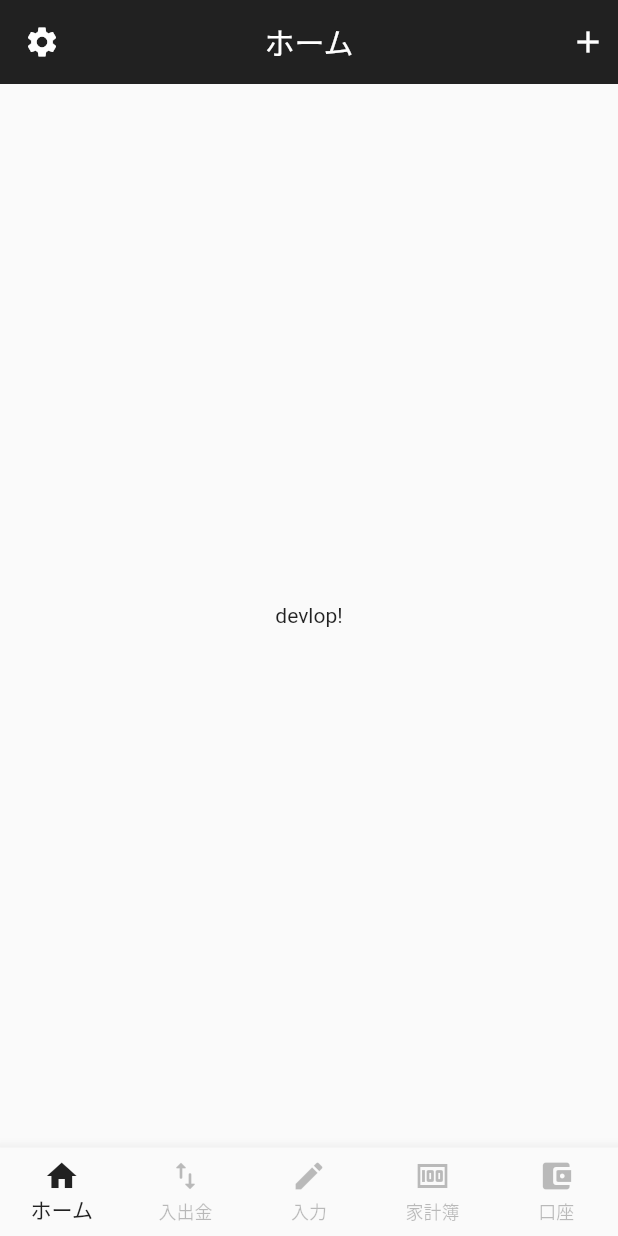
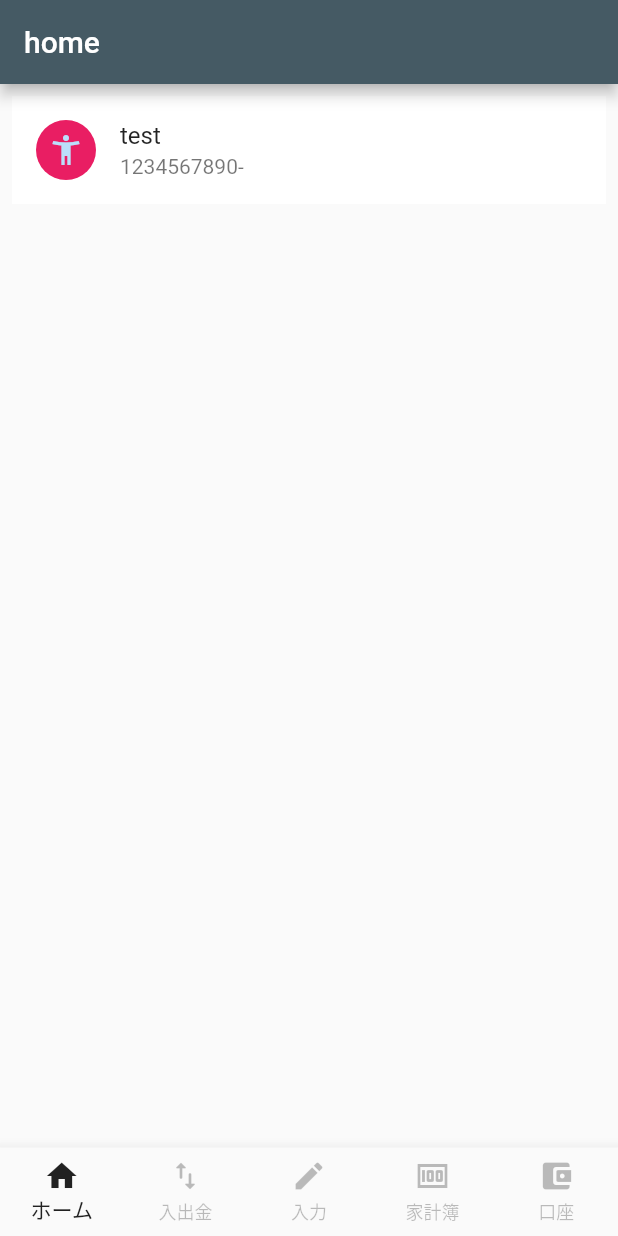
Before and after one commit to Hiroshi0900/house_hold_ios, a Flutter app: the screen it shows after launch, on a phone screen of 412 x 824 dp. Run offline on Flutter 3.47's test engine with Material 2 defaults, Android fonts, the phone set to English and light mode, and no system bars; drawn by our look-alikes of flutter_slidable.

Commit message:
ヘッダー追加

```diff
--- /dev/null
+++ b/lib/common/views/tile.dart
@@ -0,0 +1,81 @@
+import 'package:flutter/material.dart';
+import 'package:flutter_slidable/flutter_slidable.dart';
+import '../../routes/import_export/detail.dart';
+
+class Tile extends StatelessWidget {
+  // 引数でうけとる
+  IconData icon;
+  String username;
+  String message;
+  // コンストラクト
+  Tile({
+    IconData icon,
+    String username,
+    String message,
+  }) {
+    this.icon = icon;
+    this.username = username;
+    this.message = message;
+  }
+  // 画面遷移イベント
+  // void goDetail(BuildContext context){
+  //   Navigator.push(context, MaterialPageRoute(builder: ()=> Detail()))
+  // }
+
+  @override
+  Widget build(BuildContext context) {
+    return Slidable(
+      actionPane: SlidableDrawerActionPane(),
+      actionExtentRatio: 0.20,
+      child: Container(
+        color: Colors.white,
+        child: ListTile(
+          leading: CircleAvatar(
+            child: Icon(this.icon),
+            backgroundColor: Colors.pink,
+          ),
+          title: Text(this.username),
+          subtitle: Text(this.message),
+          onTap: () => {
+            Navigator.push(
+                context,
+                MaterialPageRoute(
+                    builder: (context) => Detail(
+                          detailName: this.username,
+                        )))
+          },
+        ),
+      ),
+      actions: <Widget>[
+        IconSlideAction(
+          color: Colors.blue,
+          icon: Icons.flash_off,
+          onTap: () => {},
+        ),
+        IconSlideAction(
+          color: Colors.indigo,
+          icon: Icons.volume_off,
+          onTap: () => {},
+        ),
+      ],
+      secondaryActions: <Widget>[
+        IconSlideAction(
+          color: Colors.black45,
+          iconWidget: Text(
+            "非表示",
+            style: TextStyle(color: Colors.white),
+          ),
+          onTap: () => {},
+        ),
+        IconSlideAction(
+          color: Colors.red,
+          iconWidget: Text(
+            "非表示",
+            style: TextStyle(color: Colors.white),
+          ),
+          onTap: () => {},
+        ),
+      ],
+    );
+  }
+}
--- a/lib/main.dart
+++ b/lib/main.dart
@@ -1,7 +1,7 @@
 import 'package:flutter/material.dart';
-import 'package:house_hold_app/common/views/header.dart';
-import './common/views/header.dart';
-import './common/views/footer.dart';
+import './root.dart';
+// import './common/views/header.dart';
+// import './common/views/footer.dart';
 
 void main() {
   runApp(MainApp());
@@ -12,11 +12,9 @@ class MainApp extends StatelessWidget {
   Widget build(BuildContext context) {
     return MaterialApp(
       debugShowCheckedModeBanner: false, // Debugの表示をオフにする
-      home: Scaffold(
-        appBar: Header(),
-        body: Center(child: Text('devlop!')),
-        bottomNavigationBar: Footer(),
-      ),
+      home: RootWidget(),
+      title: 'Demo',
+      theme: ThemeData(primaryColor: Colors.blueGrey[700]),
     );
   }
 }
--- /dev/null
+++ b/lib/root.dart
@@ -0,0 +1,106 @@
+import 'package:flutter/material.dart';
+import 'package:flutter/cupertino.dart';
+import './common/util/Constants.dart';
+
+// ===== 各画面のWidgetをインポート ===== //
+import 'routes/bank_route.dart';
+import 'routes/home_route.dart';
+import 'routes/import_export_route.dart';
+import 'routes/input_route.dart';
+import 'routes/wallet_route.dart';
+// ================================== //
+
+// 動的に変動するのでステートフルウィジェット
+class RootWidget extends StatefulWidget {
+  // コンストラクト
+  RootWidget({Key key}) : super(key: key);
+  @override
+  _RootWidgetState createState() => _RootWidgetState();
+}
+
+class _RootWidgetState extends State<RootWidget> {
+  // 選択箇所のインデックス
+  int _selectedIndex = 0;
+  // ナビゲーションバーウィジェット
+  final _bottomNavigationBarItems = <BottomNavigationBarItem>[];
+  // アイコン
+  static const _footerIcons = [
+    Icons.home,
+    Icons.import_export_rounded,
+    Icons.create,
+    Icons.money,
+    Icons.account_balance_wallet_rounded
+  ];
+  // アイコン文字列
+  static const _footerItemName = ['ホーム', '入出金', '入力', '家計簿', '口座'];
+
+  // ルート
+  var _routes = [
+    Home(),
+    ImportExport(),
+    Input(),
+    Bank(),
+    Wallet(),
+  ];
+
+  @override
+  void initState() {
+    // 初期処理
+    super.initState();
+    // フッター要素の格納
+    _bottomNavigationBarItems.add(_UpdateActiveState(_selectedIndex));
+    for (var i = 1; i < _footerIcons.length; i++) {
+      _bottomNavigationBarItems.add(_UpdateDeactiveState(i));
+    }
+  }
+
+  // インデックスのアイテムを活性にする
+  BottomNavigationBarItem _UpdateActiveState(int index) {
+    return BottomNavigationBarItem(
+      icon: Icon(
+        _footerIcons[index],
+        color: kActiveColor,
+      ),
+      label: _footerItemName[index],
+    );
+  }
+
+  // インデックスのアイテムを非活性にする
+  BottomNavigationBarItem _UpdateDeactiveState(int index) {
+    return BottomNavigationBarItem(
+      icon: Icon(
+        _footerIcons[index],
+        color: kDeActiveColor,
+      ),
+      label: _footerItemName[index],
+    );
+  }
+
+  // アイコンクリック処理
+  void _onItemTap(int index) {
+    setState(() {
+      _bottomNavigationBarItems[_selectedIndex] =
+          _UpdateDeactiveState(_selectedIndex);
+      _bottomNavigationBarItems[index] = _UpdateActiveState(index);
+      _selectedIndex = index;
+    });
+  }
+
+  @override
+  Widget build(BuildContext context) {
+    return Scaffold(
+      body: _routes.elementAt(_selectedIndex),
+      bottomNavigationBar: BottomNavigationBar(
+        // BottomNavigationBarType.fixedを指定しないと3つまでしか出せない
+        type: BottomNavigationBarType.fixed,
+        items: _bottomNavigationBarItems,
+        currentIndex: _selectedIndex,
+        // onTapはタップイベント
+        onTap: _onItemTap,
+        // 活性化の文字色
+        selectedItemColor: kActiveColor,
+        unselectedItemColor: kDeActiveColor,
+      ),
+    );
+  }
+}
--- /dev/null
+++ b/lib/routes/home_route.dart
@@ -0,0 +1,24 @@
+import 'package:flutter/material.dart';
+import '../common/views/tile.dart';
+
+class Home extends StatelessWidget {
+  @override
+  Widget build(BuildContext context) {
+    return Scaffold(
+      appBar: AppBar(
+        title: Text('home'),
+      ),
+      body: ListView(
+        // リストビューを追加
+        padding: const EdgeInsets.all(8.0),
+        children: <Widget>[
+          Tile(
+            icon: Icons.accessibility_new,
+            username: 'test',
+            message: '1234567890-',
+          ),
+        ],
+      ),
+    );
+  }
+}
--- a/pubspec.yaml
+++ b/pubspec.yaml
@@ -28,6 +28,7 @@ dependencies:
   # The following adds the Cupertino Icons font to your application.
   # Use with the CupertinoIcons class for iOS style icons.
   cupertino_icons: ^1.0.2
+  flutter_slidable: "^0.5.4"
 
 dev_dependencies:
   flutter_test:
```
Also changed, not shown: lib/routes/bank_route.dart (added, +15 -0 lines), lib/routes/import_export/detail.dart (added, +54 -0 lines), lib/routes/import_export_route.dart (added, +15 -0 lines), lib/routes/input_route.dart (added, +15 -0 lines), lib/routes/wallet_route.dart (added, +15 -0 lines), pubspec.lock.
